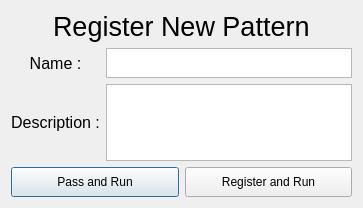
Before: the Qt Designer form SemGridsMakerPyQt/view/viewUi/grid_create_dialog.ui in guilhemelias/SemGrids-Maker, drawn with Qt 5.
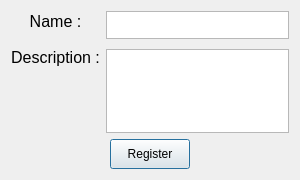
After: the same form once the commit is applied.

```diff
--- a/SemGridsMakerPyQt/view/viewUi/grid_create_dialog.ui
+++ b/SemGridsMakerPyQt/view/viewUi/grid_create_dialog.ui
@@ -6,56 +6,26 @@
    <rect>
     <x>0</x>
     <y>0</y>
-    <width>363</width>
-    <height>208</height>
+    <width>300</width>
+    <height>180</height>
    </rect>
   </property>
+  <property name="minimumSize">
+   <size>
+    <width>300</width>
+    <height>180</height>
+   </size>
+  </property>
+  <property name="maximumSize">
+   <size>
+    <width>360</width>
+    <height>224</height>
+   </size>
+  </property>
   <property name="windowTitle">
    <string>Dialog</string>
   </property>
   <layout class="QVBoxLayout" name="verticalLayout">
-   <item>
-    <layout class="QHBoxLayout" name="horizontalLayout">
-     <item>
-      <spacer name="horizontalSpacer">
-       <property name="orientation">
-        <enum>Qt::Horizontal</enum>
-       </property>
-       <property name="sizeHint" stdset="0">
-        <size>
-         <width>40</width>
-         <height>20</height>
-        </size>
-       </property>
-      </spacer>
-     </item>
-     <item>
-      <widget class="QLabel" name="label">
-       <property name="font">
-        <font>
-         <pointsize>20</pointsize>
-        </font>
-       </property>
-       <property name="text">
-        <string>Register New Pattern</string>
-       </property>
-      </widget>
-     </item>
-     <item>
-      <spacer name="horizontalSpacer_2">
-       <property name="orientation">
-        <enum>Qt::Horizontal</enum>
-       </property>
-       <property name="sizeHint" stdset="0">
-        <size>
-         <width>40</width>
-         <height>20</height>
-        </size>
-       </property>
-      </spacer>
-     </item>
-    </layout>
-   </item>
    <item>
     <layout class="QHBoxLayout" name="horizontalLayout_2">
      <item>
@@ -65,7 +35,7 @@
          <property name="maximumSize">
           <size>
            <width>16777215</width>
-           <height>30</height>
+           <height>20</height>
           </size>
          </property>
          <property name="font">
@@ -81,6 +51,22 @@
          </property>
         </widget>
        </item>
+       <item>
+        <spacer name="verticalSpacer_2">
+         <property name="orientation">
+          <enum>Qt::Vertical</enum>
+         </property>
+         <property name="sizeType">
+          <enum>QSizePolicy::Preferred</enum>
+         </property>
+         <property name="sizeHint" stdset="0">
+          <size>
+           <width>20</width>
+           <height>5</height>
+          </size>
+         </property>
+        </spacer>
+       </item>
        <item>
         <widget class="QLabel" name="label_3">
          <property name="maximumSize">
@@ -102,31 +88,35 @@
          </property>
         </widget>
        </item>
+       <item>
+        <spacer name="verticalSpacer">
+         <property name="orientation">
+          <enum>Qt::Vertical</enum>
+         </property>
+         <property name="sizeType">
+          <enum>QSizePolicy::Preferred</enum>
+         </property>
+         <property name="sizeHint" stdset="0">
+          <size>
+           <width>10</width>
+           <height>60</height>
+          </size>
+         </property>
+        </spacer>
+       </item>
       </layout>
      </item>
      <item>
       <layout class="QVBoxLayout" name="verticalLayout_3">
+       <property name="spacing">
+        <number>0</number>
+       </property>
        <item>
         <widget class="QTextEdit" name="editName">
          <property name="maximumSize">
           <size>
            <width>16777215</width>
-           <height>30</height>
-          </size>
-         </property>
-         <property name="font">
-          <font>
-           <pointsize>12</pointsize>
-          </font>
-         </property>
-        </widget>
-       </item>
-       <item>
-        <widget class="QTextEdit" name="editDesc">
-         <property name="maximumSize">
-          <size>
-           <width>16777215</width>
-           <height>150</height>
+           <height>28</height>
           </size>
          </property>
          <property name="font">
@@ -136,6 +126,45 @@
          </property>
         </widget>
        </item>
+       <item>
+        <widget class="QLabel" name="labelError">
+         <property name="maximumSize">
+          <size>
+           <width>16777215</width>
+           <height>10</height>
+          </size>
+         </property>
+         <property name="font">
+          <font>
+           <pointsize>8</pointsize>
+          </font>
+         </property>
+         <property name="text">
+          <string/>
+         </property>
+        </widget>
+       </item>
+       <item>
+        <widget class="QTextEdit" name="editDesc">
+         <property name="minimumSize">
+          <size>
+           <width>0</width>
+           <height>55</height>
+          </size>
+         </property>
+         <property name="maximumSize">
+          <size>
+           <width>16777215</width>
+           <height>150</height>
+          </size>
+         </property>
+         <property name="font">
+          <font>
+           <pointsize>12</pointsize>
+          </font>
+         </property>
+        </widget>
+       </item>
       </layout>
      </item>
     </layout>
@@ -143,17 +172,17 @@
    <item>
     <layout class="QHBoxLayout" name="horizontalLayout_3">
      <item>
-      <widget class="QPushButton" name="passAndRunButton">
-       <property name="minimumSize">
+      <spacer name="horizontalSpacer_4">
+       <property name="orientation">
+        <enum>Qt::Horizontal</enum>
+       </property>
+       <property name="sizeHint" stdset="0">
         <size>
-         <width>0</width>
-         <height>30</height>
+         <width>40</width>
+         <height>20</height>
         </size>
        </property>
-       <property name="text">
-        <string>Pass and Run</string>
-       </property>
-      </widget>
+      </spacer>
      </item>
      <item>
       <widget class="QPushButton" name="registerAndRunButton">
@@ -164,10 +193,23 @@
         </size>
        </property>
        <property name="text">
-        <string>Register and Run</string>
+        <string>Register</string>
        </property>
       </widget>
      </item>
+     <item>
+      <spacer name="horizontalSpacer_3">
+       <property name="orientation">
+        <enum>Qt::Horizontal</enum>
+       </property>
+       <property name="sizeHint" stdset="0">
+        <size>
+         <width>40</width>
+         <height>20</height>
+        </size>
+       </property>
+      </spacer>
+     </item>
     </layout>
    </item>
   </layout>
```
Left out of the diff: 2 changed lines with no effect on the pictures.
